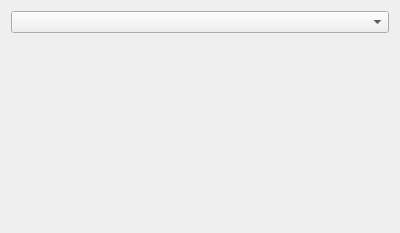
Before: the Qt Designer form libavogadro/src/engines/pythonsettingswidget.ui in cryos/avogadro, drawn with Qt 5.
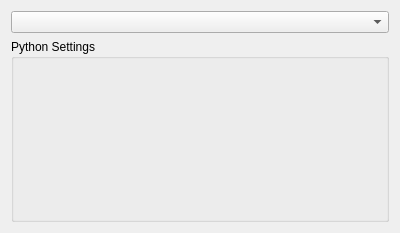
After: the same form once the commit is applied.

Commit message: * libavogadro/src/pythoninterpreter.*: Make sure we don't call Py_Finalize() before all instances are destroyed. * libavogadro/src/engines/pythonengine.*: Allow python engines to have a settingsWidget, flags, transparencyDepth and changed() signal. * libavogadro/src/engines/python/wireframe.py: work out an example engine with a python settings widget.

Diff of the .ui file:
```diff
--- a/libavogadro/src/engines/pythonsettingswidget.ui
+++ b/libavogadro/src/engines/pythonsettingswidget.ui
@@ -9,26 +9,24 @@
     <height>233</height>
    </rect>
   </property>
-  <layout class="QGridLayout" >
-   <item row="0" column="0" >
-    <layout class="QVBoxLayout" >
-     <item>
-      <widget class="QComboBox" name="scriptsComboBox" />
-     </item>
-    </layout>
+  <layout class="QVBoxLayout" name="verticalLayout" >
+   <item>
+    <widget class="QComboBox" name="scriptsComboBox" />
    </item>
-   <item row="1" column="0" >
-    <spacer>
-     <property name="orientation" >
-      <enum>Qt::Vertical</enum>
+   <item>
+    <widget class="QGroupBox" name="groupBox" >
+     <property name="title" >
+      <string>Python Settings</string>
      </property>
-     <property name="sizeHint" stdset="0" >
-      <size>
-       <width>20</width>
-       <height>40</height>
-      </size>
+     <property name="alignment" >
+      <set>Qt::AlignLeading|Qt::AlignLeft|Qt::AlignTop</set>
      </property>
-    </spacer>
+     <layout class="QVBoxLayout" name="verticalLayout_3" >
+      <item>
+       <layout class="QVBoxLayout" name="verticalLayout_2" />
+      </item>
+     </layout>
+    </widget>
    </item>
   </layout>
  </widget>
```
The commit also changes 8 other files.
